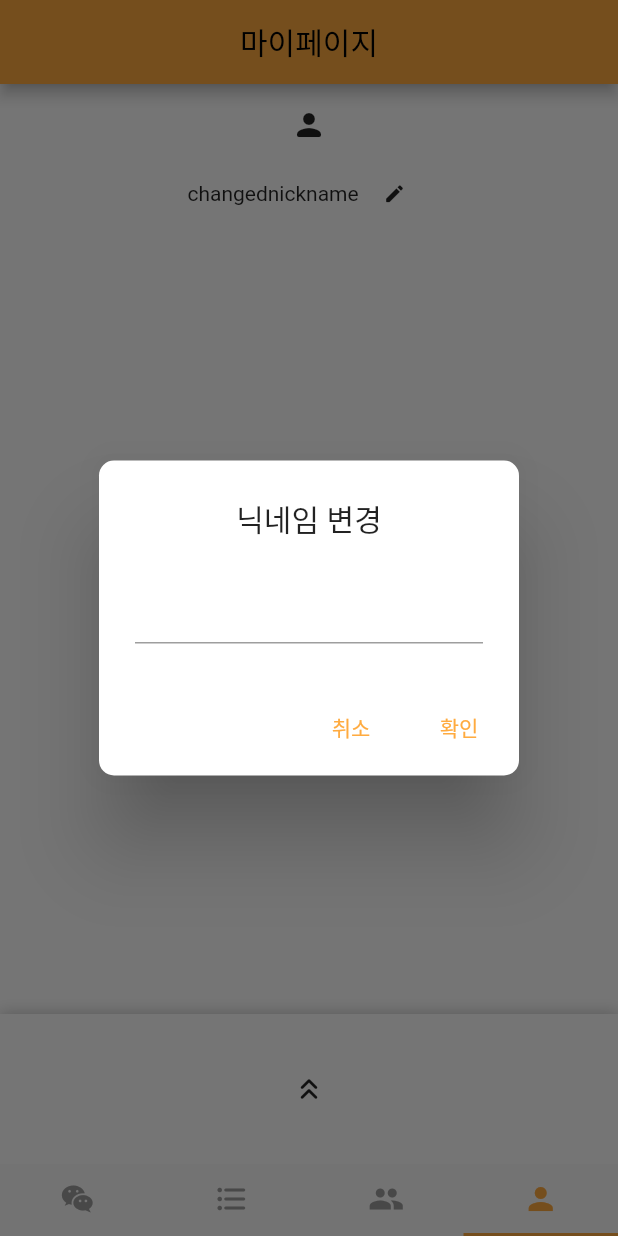
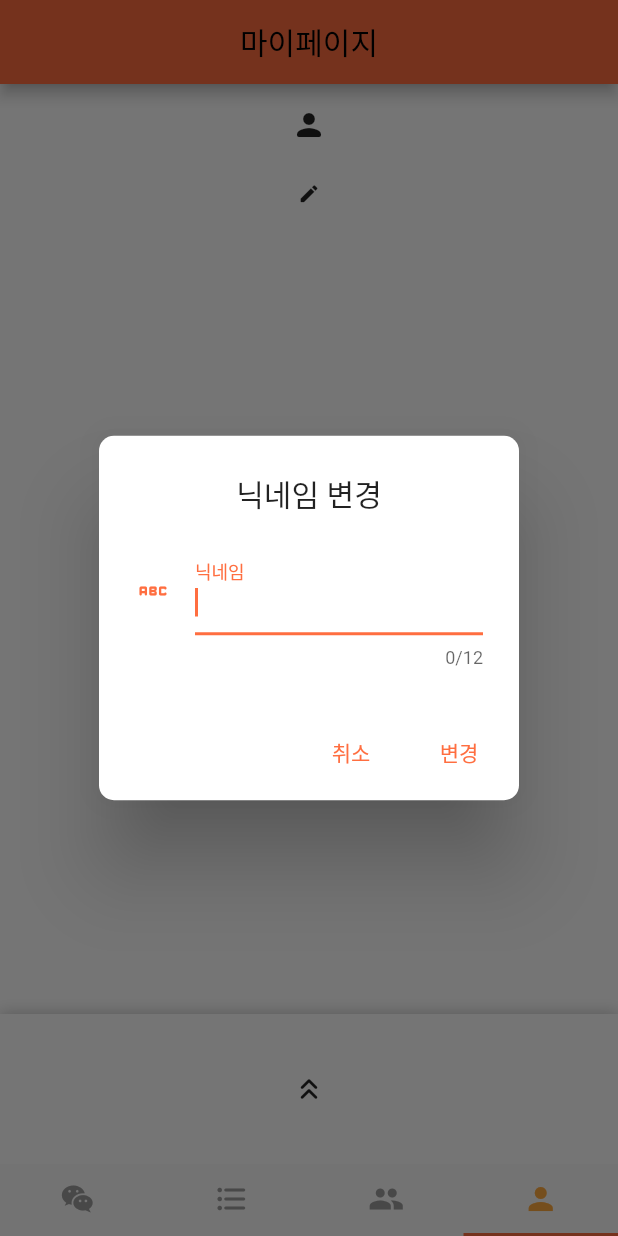
Before and after one commit to man-moon/Bob-friend, a Flutter app: the screen it shows once a user with an empty profile is signed in, item 4 of the bottom bar chosen, after a tap on the "edit" icon, on a phone screen of 412 x 824 dp. Run offline on Flutter 3.47's test engine with Material 2 defaults, Android fonts, the phone set to English and light mode, and no system bars; drawn by our look-alikes of cached_network_image, sliding_up_panel; our stand-ins replace cloud_firestore, firebase_auth, firebase_core, firebase_storage, flutter_chat_bubble, flutter_form_builder and 5 more; accounts and stored records are empty; network calls fail; Roboto replaces fonts that are missing (BM).

Commit message:
update profile
add nickname change function

```diff
--- a/lib/main.dart
+++ b/lib/main.dart
@@ -1,10 +1,23 @@
+import 'package:bobfriend/provider/chat.dart';
+import 'package:bobfriend/provider/joined_chatrooms_list.dart';
+import 'package:bobfriend/provider/user.dart';
 import 'package:flutter/material.dart';
 import 'package:bobfriend/my_app.dart';
 import 'package:firebase_core/firebase_core.dart';
+import 'package:provider/provider.dart';
 
 void main() async{
   WidgetsFlutterBinding.ensureInitialized();
   await Firebase.initializeApp();
 
-  runApp(const MyApp());
+  runApp(
+    MultiProvider(
+      providers: [
+        ChangeNotifierProvider(create: (_) => UserProvider()),
+        ChangeNotifierProvider(create: (_) => JoinedChatRoomListProvider()),
+        ChangeNotifierProvider(create: (_) => ChatProvider()),
+      ],
+      child: const MyApp(),
+    )
+  );
 }
--- a/lib/my_app.dart
+++ b/lib/my_app.dart
@@ -25,18 +25,12 @@ class MyApp extends StatelessWidget {
       theme: ThemeData(
         colorScheme: ColorScheme.fromSwatch().copyWith(
           brightness: Brightness.light,
-          primary: Colors.orangeAccent,
-          secondary: Colors.orangeAccent,
+          primary: Colors.deepOrangeAccent,
+          secondary: Colors.deepOrangeAccent,
         ),
         fontFamily: 'BM',
       ),
-      home: MultiProvider(
-        providers: [
-          ChangeNotifierProvider(create: (_) => UserProvider()),
-          ChangeNotifierProvider(create: (_) => JoinedChatRoomListProvider()),
-          ChangeNotifierProvider(create: (_) => ChatProvider()),
-        ],
-        child: StreamBuilder(
+      home: StreamBuilder(
           stream: FirebaseAuth.instance.authStateChanges(),
           builder: (context, snapshot) {
             if (snapshot.hasData) {
@@ -45,7 +39,6 @@ class MyApp extends StatelessWidget {
             return LoginSignupScreen();
           },
         ),
-      ),
     );
   }
 }
--- a/lib/screen/login/login_signup.dart
+++ b/lib/screen/login/login_signup.dart
@@ -118,7 +118,7 @@ class LoginSignupScreen extends StatelessWidget {
       },
       child: FlutterLogin(
         theme: LoginTheme(
-          primaryColor: Colors.orangeAccent,
+          primaryColor: Colors.deepOrangeAccent,
           accentColor: Colors.white,
           errorColor: Colors.red
         ),
@@ -153,7 +153,7 @@ class LoginSignupScreen extends StatelessWidget {
           recoverPasswordIntro: '학교 이메일을 입력해주세요',
           recoverPasswordButton: '임시 비밀번호 발급',
           goBackButton: '돌아가기',
-          recoverPasswordDescription: '해당 이메일로 임시 비밀번호가  발급됩니다',
+          recoverPasswordDescription: '해당 이메일로 임시 비밀번호가 발급됩니다',
           recoverPasswordSuccess: '해당 이메일로 임시 비밀번호가 발급되었습니다',
           confirmPasswordHint: '비밀번호 확인',
           additionalSignUpSubmitButton: '제출',
--- a/lib/screen/profile/profile.dart
+++ b/lib/screen/profile/profile.dart
@@ -1,3 +1,4 @@
+import 'package:bobfriend/validator/validator.dart';
 import 'package:cached_network_image/cached_network_image.dart';
 import 'package:flutter/material.dart';
 import 'package:firebase_auth/firebase_auth.dart';
@@ -8,6 +9,8 @@ import 'package:cloud_firestore/cloud_firestore.dart';
 import 'package:image_picker/image_picker.dart';
 import 'package:firebase_storage/firebase_storage.dart';
 import 'package:bobfriend/my_app.dart';
+import 'package:top_snackbar_flutter/custom_snack_bar.dart';
+import 'package:top_snackbar_flutter/top_snack_bar.dart';
 import '../../provider/user.dart';
 import '../login/login_signup.dart';
 
@@ -43,12 +46,15 @@ class ProfileScreen extends StatefulWidget {
 
 class _ProfileScreenState extends State<ProfileScreen> {
   final _authentication = FirebaseAuth.instance;
+  final _formKey = GlobalKey<FormState>();
+  final _nicknameController = TextEditingController();
 
   //db 업데이트, user provider 업데이트
   void updateProfileImage(XFile? pickedImage) async {
     File image = File(pickedImage!.path);
     final ref = FirebaseStorage.instance
-                    .ref().child('profile_image')
+        .ref()
+        .child('profile_image')
         .child('${FirebaseAuth.instance.currentUser!.uid}.jpg');
     try {
       await ref.putFile(image);
@@ -114,11 +120,11 @@ class _ProfileScreenState extends State<ProfileScreen> {
         });
   }
 
-  void applyProfileImage(String url){
+  void applyProfileImage(String url) {
     context.read<UserProvider>().profileImageLink = url;
   }
 
-  void showChangeNicknamePopup(){
+  void showChangeNicknamePopup() {
     showDialog(
         context: context,
         barrierDismissible: false,
@@ -136,8 +142,20 @@ class _ProfileScreenState extends State<ProfileScreen> {
             content: Column(
               mainAxisSize: MainAxisSize.min,
               crossAxisAlignment: CrossAxisAlignment.start,
-              children: const <Widget>[
-                TextField(),
+              children: <Widget>[
+                Form(
+                  key: _formKey,
+                  child: TextFormField(
+                    decoration: const InputDecoration(
+                      icon: Icon(Icons.abc_rounded),
+                      labelText: '닉네임',
+                    ),
+                    autofocus: true,
+                    maxLength: 12,
+                    validator: nicknameValidator,
+                    controller: _nicknameController,
+                  ),
+                ),
               ],
             ),
             actions: <Widget>[
@@ -148,18 +166,41 @@ class _ProfileScreenState extends State<ProfileScreen> {
                 },
               ),
               TextButton(
-                child: const Text('확인'),
-                onPressed: () {
-                  Navigator.pop(context);
+                child: const Text('변경'),
+                onPressed: () async {
+                  if (_formKey.currentState!.validate()) {
+                    debugPrint('processing');
+                  }
+                  String changeNickname = _nicknameController.text;
+                  context.read<UserProvider>().nickname = changeNickname;
+                  await FirebaseFirestore.instance
+                      .collection('user')
+                      .doc(FirebaseAuth.instance.currentUser!.uid)
+                      .update({'nickname': changeNickname})
+                      .whenComplete(() => showTopSnackBar(
+                            context,
+                            const CustomSnackBar.success(message: '닉네임 변경이 완료되었어요'),
+                            animationDuration:
+                                const Duration(milliseconds: 1200),
+                            displayDuration: const Duration(milliseconds: 0),
+                            reverseAnimationDuration:
+                                const Duration(milliseconds: 800),
+                          ))
+                      .onError((error, stackTrace) => showTopSnackBar(
+                            context,
+                            const CustomSnackBar.error(
+                                message: '닉네임 변경 도중 오류가 발생했어요. 다시 시도해주세요'),
+                            animationDuration:
+                                const Duration(milliseconds: 1200),
+                            displayDuration: const Duration(milliseconds: 0),
+                            reverseAnimationDuration:
+                                const Duration(milliseconds: 800),
+                          )).then((value) => Navigator.of(context).pop());
                 },
               ),
             ],
           );
         });
-    String changeNickname = 'changednickname';
-    context.read<UserProvider>().nickname = changeNickname;
-    FirebaseFirestore.instance.collection('user').
-    doc(FirebaseAuth.instance.currentUser!.uid).update({'nickname': changeNickname});
   }
 
   @override
@@ -179,13 +220,16 @@ class _ProfileScreenState extends State<ProfileScreen> {
               color: Colors.white,
               width: MediaQuery.of(context).size.width,
               alignment: Alignment.center,
-
-              child: Column(children: [
+              child: Column(
+                children: [
                   Padding(
                     padding: const EdgeInsets.only(top: 15),
                     child: GestureDetector(
                       child: CachedNetworkImage(
-                      imageUrl: context.watch<UserProvider>().profileImageLink.toString(),
+                        imageUrl: context
+                            .watch<UserProvider>()
+                            .profileImageLink
+                            .toString(),
                         imageBuilder: (context, imageProvider) => Container(
                           width: 130.0,
                           height: 130.0,
@@ -200,11 +244,14 @@ class _ProfileScreenState extends State<ProfileScreen> {
                             shape: BoxShape.rectangle,
                             borderRadius: BorderRadius.circular(30),
                             image: DecorationImage(
-                              image: imageProvider, fit: BoxFit.cover,),
+                              image: imageProvider,
+                              fit: BoxFit.cover,
+                            ),
                           ),
                         ),
                         //placeholder: (context, url) => CircularProgressIndicator(),
-                      errorWidget: (context, url, error) => const Icon(Icons.person_rounded),
+                        errorWidget: (context, url, error) =>
+                            const Icon(Icons.person_rounded),
                       ),
                       onTap: () {
                         showImagePicker(context);
@@ -216,22 +263,19 @@ class _ProfileScreenState extends State<ProfileScreen> {
                     child: Row(
                         mainAxisAlignment: MainAxisAlignment.center,
                         children: [
-                      Text(context.select<UserProvider, String>((UserProvider user) => user.nickname.toString())),
+                          Text(context.select<UserProvider, String>(
+                              (UserProvider user) => user.nickname.toString())),
                           IconButton(
                               iconSize: 15,
-                        onPressed: (){
+                              onPressed: () {
                                 showChangeNicknamePopup();
                               },
-                        icon: const Icon(Icons.edit_rounded)
+                              icon: const Icon(Icons.edit_rounded)),
+                        ]),
                   ),
-                    ]
+                ],
               ),
             ),
-              ],
-
-              ),
-            ),
-
             SlidingUpPanel(
               panel: Center(
                 child: Row(mainAxisAlignment: MainAxisAlignment.end, children: [
@@ -249,10 +293,16 @@ class _ProfileScreenState extends State<ProfileScreen> {
                       )),
                 ]),
               ),
-              collapsed:
-                  const Center(child: Icon(Icons.keyboard_double_arrow_up_rounded)),
+              collapsed: const Center(
+                  child: Icon(Icons.keyboard_double_arrow_up_rounded)),
             )
           ],
         ));
   }
+
+  @override
+  void dispose() {
+    _nicknameController.dispose();
+    super.dispose();
   }
+}
--- a/lib/validator/validator.dart
+++ b/lib/validator/validator.dart
@@ -21,5 +21,11 @@ String? nicknameValidator(value) {
   if(value!.isEmpty) {
     return '닉네임을 입력해주세요';
   }
+  if(value!.length < 2) {
+    return '닉네임은 2글자 이상입니다';
+  }
+  if(value!.length > 12) {
+    return '닉네임은 12글자 이하입니다';
+  }
   return null;
 }
```
Lines whose indentation alone changed are shown as unchanged.
